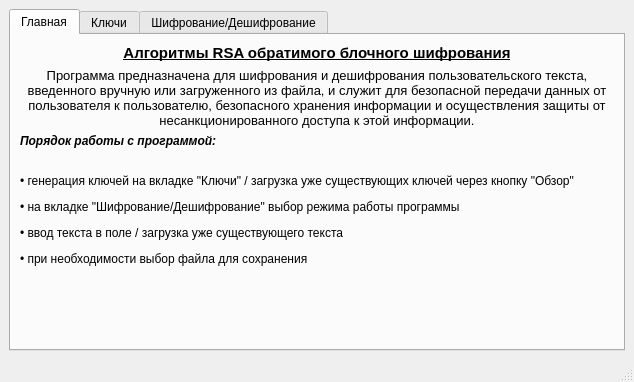
This is RSA/mainwindow.ui in Shersula/RSA as Qt 5 draws it before an edit. The edited form follows.
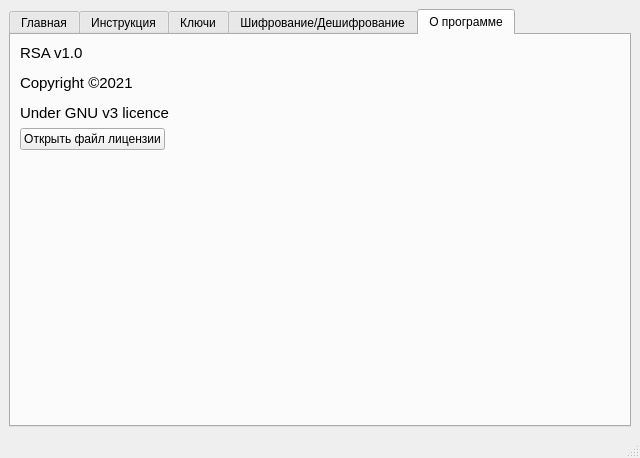
This is the edited form. The open tabs and pages were chosen to show the change. Icons and pictures are not drawn.

The edit to the form file:
```diff
--- a/RSA/mainwindow.ui
+++ b/RSA/mainwindow.ui
@@ -6,8 +6,8 @@
    <rect>
     <x>0</x>
     <y>0</y>
-    <width>634</width>
-    <height>382</height>
+    <width>640</width>
+    <height>458</height>
    </rect>
   </property>
   <property name="windowTitle">
@@ -18,25 +18,33 @@
     <normaloff>:/images/logo.ico</normaloff>:/images/logo.ico</iconset>
   </property>
   <widget class="QWidget" name="centralwidget">
-   <layout class="QVBoxLayout" name="verticalLayout_15">
+   <layout class="QHBoxLayout" name="horizontalLayout_3">
     <item>
      <widget class="QTabWidget" name="tabWidget">
       <property name="currentIndex">
        <number>0</number>
       </property>
       <widget class="QWidget" name="tab">
+       <property name="layoutDirection">
+        <enum>Qt::LeftToRight</enum>
+       </property>
+       <property name="autoFillBackground">
+        <bool>false</bool>
+       </property>
        <attribute name="title">
         <string>Главная</string>
        </attribute>
-       <layout class="QGridLayout" name="gridLayout_3">
-        <item row="0" column="0">
-         <layout class="QVBoxLayout" name="verticalLayout_18">
+       <layout class="QVBoxLayout" name="verticalLayout_15">
           <item>
-           <layout class="QGridLayout" name="gridLayout_2">
-            <item row="0" column="0">
+         <layout class="QVBoxLayout" name="verticalLayout_23">
+          <item>
+           <layout class="QVBoxLayout" name="verticalLayout_21">
+            <item>
+             <layout class="QHBoxLayout" name="horizontalLayout">
+              <item>
              <widget class="QLabel" name="label_7">
               <property name="sizePolicy">
-               <sizepolicy hsizetype="Fixed" vsizetype="Preferred">
+                 <sizepolicy hsizetype="Preferred" vsizetype="Preferred">
                 <horstretch>0</horstretch>
                 <verstretch>0</verstretch>
                </sizepolicy>
@@ -60,11 +68,11 @@
            </layout>
           </item>
           <item>
-           <layout class="QVBoxLayout" name="verticalLayout_16">
+             <layout class="QVBoxLayout" name="verticalLayout_18">
             <item>
              <widget class="QLabel" name="label_8">
               <property name="text">
-               <string>&lt;html&gt;&lt;head/&gt;&lt;body&gt;&lt;p align=&quot;center&quot;&gt;&lt;span style=&quot; font-size:10pt;&quot;&gt;Программа предназначена для шифрования и дешифрования пользовательского текста, введенного вручную или загруженного из файла, и служит для безопасной передачи данных от пользователя к пользователю, безопасного хранения информации и осуществления защиты от несанкционированного доступа к этой информации.&lt;/span&gt;&lt;/p&gt;&lt;/body&gt;&lt;/html&gt;</string>
+                 <string>&lt;html&gt;&lt;head/&gt;&lt;body&gt;&lt;p align=&quot;center&quot;&gt;&lt;span style=&quot; font-size:10pt;&quot;&gt;Программа предназначена для шифрования и дешифрования текста&lt;/span&gt;&lt;/p&gt;&lt;/body&gt;&lt;/html&gt;</string>
               </property>
               <property name="alignment">
                <set>Qt::AlignCenter</set>
@@ -76,15 +84,62 @@
             </item>
            </layout>
           </item>
+           </layout>
+          </item>
+          <item>
+           <widget class="QLabel" name="label_10">
+            <property name="text">
+             <string/>
+            </property>
+            <property name="pixmap">
+             <pixmap resource="resources/res.qrc">:/images/logo.jpg</pixmap>
+            </property>
+            <property name="scaledContents">
+             <bool>true</bool>
+            </property>
+           </widget>
+          </item>
+         </layout>
+        </item>
+       </layout>
+      </widget>
+      <widget class="QWidget" name="tab_2">
+       <attribute name="title">
+        <string>Инструкция</string>
+       </attribute>
+       <layout class="QVBoxLayout" name="verticalLayout_27">
+        <item>
+         <layout class="QVBoxLayout" name="verticalLayout_26">
+          <item>
+           <layout class="QVBoxLayout" name="verticalLayout_24">
+            <item>
+             <widget class="QLabel" name="label_11">
+              <property name="text">
+               <string>&lt;html&gt;&lt;head/&gt;&lt;body&gt;&lt;p align=&quot;justify&quot;&gt;&lt;span style=&quot; font-size:10pt;&quot;&gt;Данный программный продукт предназначен для обработки пользовательского текста и в дальнейшем его шифровании и дешифровании. &lt;br/&gt;Пользователь имеет возможность загрузить в программу уже готовый текст и ключи на соответствующих вкладках &amp;quot;Ключи&amp;quot; и &amp;quot;Шифрование/Дешифрование&amp;quot;&lt;/span&gt;&lt;/p&gt;&lt;/body&gt;&lt;/html&gt;</string>
+              </property>
+              <property name="scaledContents">
+               <bool>false</bool>
+              </property>
+              <property name="wordWrap">
+               <bool>true</bool>
+              </property>
+             </widget>
+            </item>
+           </layout>
+          </item>
+          <item>
+           <layout class="QVBoxLayout" name="verticalLayout_17">
           <item>
            <widget class="QLabel" name="label_9">
             <property name="text">
-             <string>&lt;html&gt;&lt;head/&gt;&lt;body&gt;&lt;p&gt;&lt;span style=&quot; font-size:9pt; font-weight:600; font-style:italic;&quot;&gt;Порядок работы с программой:&lt;/span&gt;&lt;/p&gt;&lt;p&gt;&lt;br/&gt;&lt;span style=&quot; font-size:9pt;&quot;&gt;• генерация ключей на вкладке &amp;quot;Ключи&amp;quot; / загрузка уже существующих ключей через кнопку &amp;quot;Обзор&amp;quot;&lt;/span&gt;&lt;/p&gt;&lt;p&gt;&lt;span style=&quot; font-size:9pt;&quot;&gt;• на вкладке &amp;quot;Шифрование/Дешифрование&amp;quot; выбор режима работы программы&lt;/span&gt;&lt;/p&gt;&lt;p&gt;&lt;span style=&quot; font-size:9pt;&quot;&gt;• ввод текста в поле / загрузка уже существующего текста &lt;/span&gt;&lt;/p&gt;&lt;p&gt;&lt;span style=&quot; font-size:9pt;&quot;&gt;• при необходимости выбор файла для сохранения&lt;/span&gt;&lt;/p&gt;&lt;/body&gt;&lt;/html&gt;</string>
+               <string>&lt;html&gt;&lt;head/&gt;&lt;body&gt;&lt;p&gt;&lt;span style=&quot; font-size:10pt; font-weight:600; font-style:italic; text-decoration: underline;&quot;&gt;Порядок работы с программой:&lt;/span&gt;&lt;/p&gt;&lt;p&gt;&lt;span style=&quot; font-size:10pt;&quot;&gt;• генерация ключей на вкладке&amp;quot;Ключи&amp;quot;/ загрузка уже существующих ключей через кнопку &amp;quot;Обзор&amp;quot;&lt;/span&gt;&lt;/p&gt;&lt;p&gt;&lt;span style=&quot; font-size:10pt;&quot;&gt;• на вкладке&amp;quot;Шифрование/Дешифровани&amp;quot; выбор режима работы программы&lt;/span&gt;&lt;/p&gt;&lt;p&gt;&lt;span style=&quot; font-size:10pt;&quot;&gt;• ввод текста в поле / загрузка уже существующего текста &lt;/span&gt;&lt;/p&gt;&lt;p&gt;&lt;span style=&quot; font-size:10pt;&quot;&gt;• при необходимости выбор файла для сохранения&lt;/span&gt;&lt;/p&gt;&lt;/body&gt;&lt;/html&gt;</string>
             </property>
            </widget>
           </item>
+           </layout>
+          </item>
           <item>
-           <spacer name="verticalSpacer_4">
+           <spacer name="verticalSpacer_5">
             <property name="orientation">
              <enum>Qt::Vertical</enum>
             </property>
@@ -98,9 +153,6 @@
           </item>
          </layout>
         </item>
-        <item row="0" column="1">
-         <layout class="QVBoxLayout" name="verticalLayout_17"/>
-        </item>
        </layout>
       </widget>
       <widget class="QWidget" name="tab_4">
@@ -422,6 +474,78 @@
         </item>
        </layout>
       </widget>
+      <widget class="QWidget" name="tab_5">
+       <attribute name="title">
+        <string>О программе</string>
+       </attribute>
+       <layout class="QVBoxLayout" name="verticalLayout_30">
+        <item>
+         <layout class="QVBoxLayout" name="verticalLayout_29">
+          <item>
+           <layout class="QHBoxLayout" name="horizontalLayout_7">
+            <item>
+             <widget class="QLabel" name="label_12">
+              <property name="text">
+               <string>&lt;html&gt;&lt;head/&gt;&lt;body&gt;&lt;p&gt;&lt;span style=&quot; font-size:11pt;&quot;&gt;RSA v1.0&lt;/span&gt;&lt;/p&gt;&lt;p&gt;&lt;span style=&quot; font-size:11pt;&quot;&gt;Copyright &lt;/span&gt;&lt;span style=&quot; font-family:'Arial','Helvetica','sans-serif'; font-size:11pt; color:#000000;&quot;&gt;©2021&lt;/span&gt;&lt;/p&gt;&lt;p&gt;&lt;span style=&quot; font-family:'Arial','Helvetica','sans-serif'; font-size:11pt; color:#000000;&quot;&gt;Under GNU v3 licence&lt;/span&gt;&lt;/p&gt;&lt;/body&gt;&lt;/html&gt;</string>
+              </property>
+             </widget>
+            </item>
+            <item>
+             <spacer name="horizontalSpacer_3">
+              <property name="orientation">
+               <enum>Qt::Horizontal</enum>
+              </property>
+              <property name="sizeHint" stdset="0">
+               <size>
+                <width>40</width>
+                <height>20</height>
+               </size>
+              </property>
+             </spacer>
+            </item>
+           </layout>
+          </item>
+          <item>
+           <layout class="QHBoxLayout" name="horizontalLayout_8">
+            <item>
+             <widget class="QPushButton" name="pushButton_2">
+              <property name="text">
+               <string>Открыть файл лицензии</string>
+              </property>
+             </widget>
+            </item>
+            <item>
+             <spacer name="horizontalSpacer_4">
+              <property name="orientation">
+               <enum>Qt::Horizontal</enum>
+              </property>
+              <property name="sizeHint" stdset="0">
+               <size>
+                <width>40</width>
+                <height>20</height>
+               </size>
+              </property>
+             </spacer>
+            </item>
+           </layout>
+          </item>
+          <item>
+           <spacer name="verticalSpacer_4">
+            <property name="orientation">
+             <enum>Qt::Vertical</enum>
+            </property>
+            <property name="sizeHint" stdset="0">
+             <size>
+              <width>20</width>
+              <height>40</height>
+             </size>
+            </property>
+           </spacer>
+          </item>
+         </layout>
+        </item>
+       </layout>
+      </widget>
      </widget>
     </item>
    </layout>
@@ -431,7 +555,7 @@
     <rect>
      <x>0</x>
      <y>0</y>
-     <width>634</width>
+     <width>640</width>
      <height>21</height>
     </rect>
    </property>
```
Lines whose indentation alone changed are shown as unchanged.
